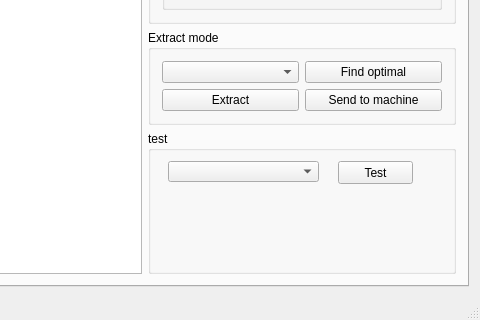
Before: the Qt Designer form mainwindow/mainwindow.ui in CommName/Cengrave, drawn with Qt 5; both pictures show x 561 to 1041 and y 452 to 772 of the 1041 by 772 pixel window.
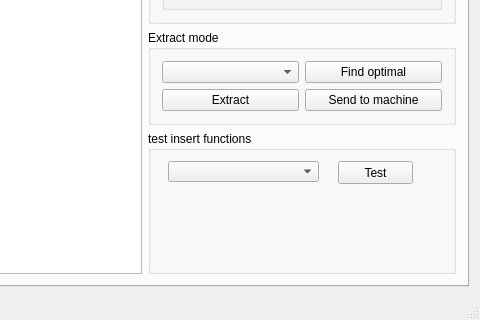
After: the same form once the commit is applied.

Commit message: add GUI options for extract mode

Patch:
```diff
--- a/mainwindow/mainwindow.ui
+++ b/mainwindow/mainwindow.ui
@@ -679,7 +679,7 @@
           <item>
            <widget class="QGroupBox" name="groupBox_4">
             <property name="title">
-             <string>test</string>
+             <string>test insert functions</string>
             </property>
             <widget class="QComboBox" name="comboBox_testmode">
              <property name="geometry">
```
Left out of the diff: 2 changed lines with no effect on the pictures. The commit also changes 2 other files.
